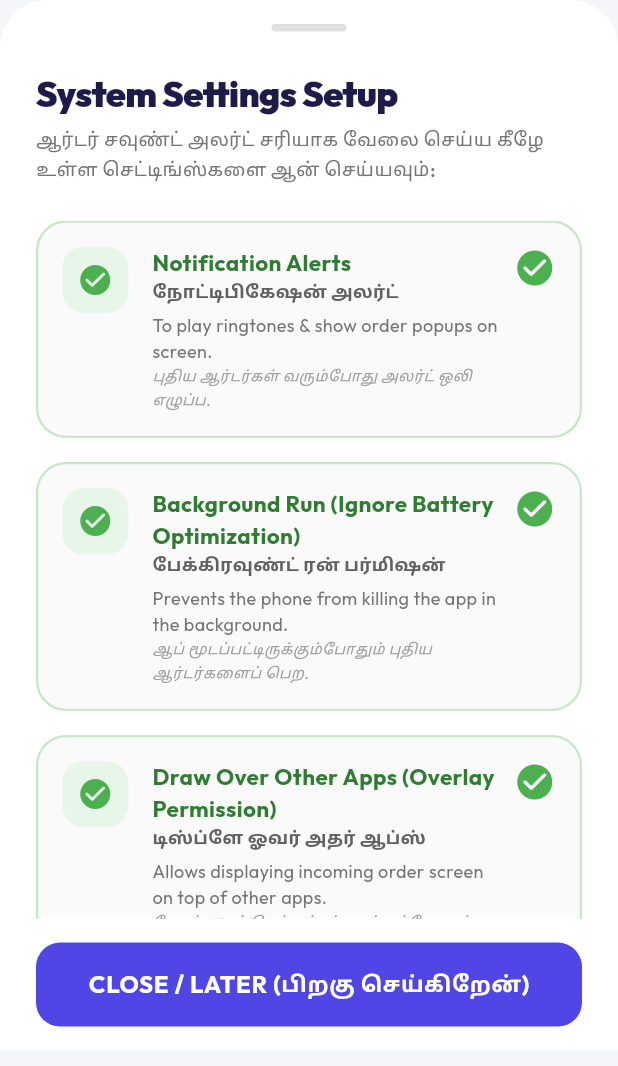
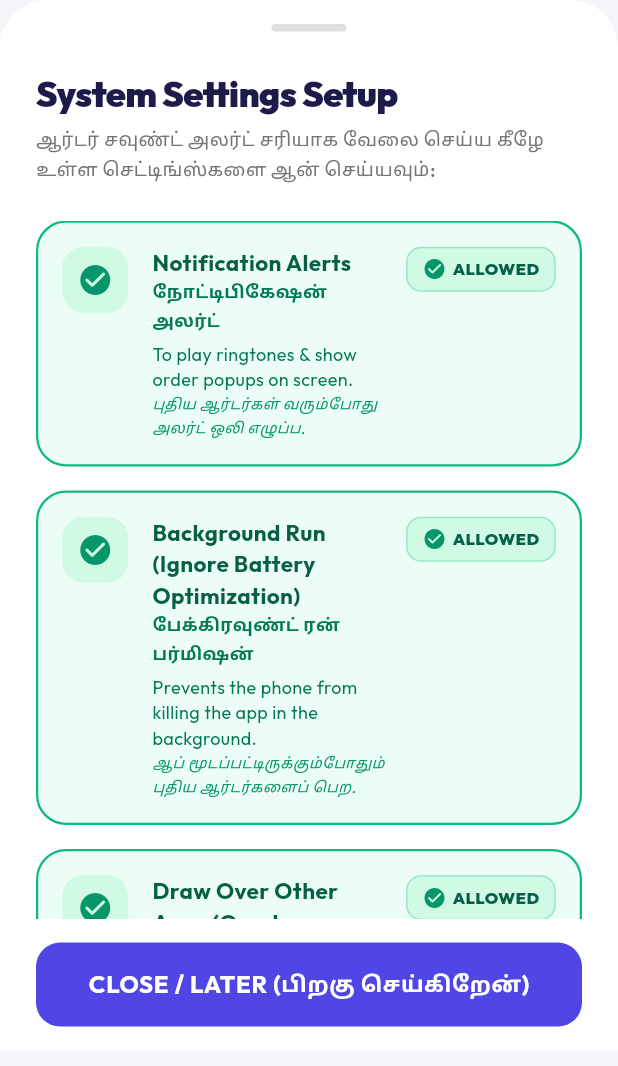
Before and after one commit to sakthikalam001-creator/namba-ap, a Flutter app: the PermissionsWizardSheet widget shown alone on an empty page, opened directly, on a phone screen of 412 x 824 dp. Shown: the top 1066 px of the screen. Run offline on Flutter 3.47's test engine with Material 3 defaults, Android fonts, the phone set to English and light mode, and no system bars; our stand-ins replace audioplayers, cached_network_image, connectivity_plus, firebase_auth, firebase_core, firebase_messaging and 17 more; missing offline and left inert: app_settings, auto_start_flutter, flutter_foreground_task; accounts and stored records are empty; network calls fail; statements that could not run were skipped.

Commit message:
Update Vendor App battery optimization permission dialog: display green color theme with ON/ALLOWED badge when granted, and persist completion state so setup popup never appears again

```diff
--- a/namba_vendor/lib/main.dart
+++ b/namba_vendor/lib/main.dart
@@ -217,7 +217,8 @@ class _MainNavigationShellState extends State<MainNavigationShell> with WidgetsB
   Future<void> _showPermissionsWizardIfNeeded() async {
     final prefs = await SharedPreferences.getInstance();
     final bool completed = prefs.getBool('setup_order_alerts_completed') ?? false;
-    if (completed) return;
+    final bool userAllowed = prefs.getBool('user_allowed_battery') ?? false;
+    if (completed || userAllowed) return;
 
     final notif = await Permission.notification.isGranted;
 
--- a/namba_vendor/lib/widgets/permissions_wizard_sheet.dart
+++ b/namba_vendor/lib/widgets/permissions_wizard_sheet.dart
@@ -234,7 +234,11 @@ class _PermissionsWizardSheetState extends State<PermissionsWizardSheet> with Wi
             width: double.infinity,
             height: 56,
             child: ElevatedButton(
-              onPressed: () => Navigator.pop(context),
+              onPressed: () async {
+                final prefs = await SharedPreferences.getInstance();
+                await prefs.setBool('setup_order_alerts_completed', true);
+                if (mounted) Navigator.pop(context);
+              },
               style: ElevatedButton.styleFrom(
                 backgroundColor: const Color(0xFF4F46E5),
                 shape: RoundedRectangleBorder(borderRadius: BorderRadius.circular(16)),
@@ -272,10 +276,10 @@ class _PermissionsWizardSheetState extends State<PermissionsWizardSheet> with Wi
       margin: const EdgeInsets.only(bottom: 16),
       padding: const EdgeInsets.all(16),
       decoration: BoxDecoration(
-        color: Colors.grey.shade50,
+        color: isGranted ? const Color(0xFFECFDF5) : Colors.grey.shade50,
         borderRadius: BorderRadius.circular(20),
         border: Border.all(
-          color: isGranted ? Colors.green.shade100 : Colors.grey.shade200,
+          color: isGranted ? const Color(0xFF10B981) : Colors.grey.shade200,
           width: 1.5,
         ),
       ),
@@ -286,12 +290,12 @@ class _PermissionsWizardSheetState extends State<PermissionsWizardSheet> with Wi
           Container(
             padding: const EdgeInsets.all(10),
             decoration: BoxDecoration(
-              color: isGranted ? Colors.green.shade50 : iconColor.withOpacity(0.1),
+              color: isGranted ? const Color(0xFFD1FAE5) : iconColor.withOpacity(0.1),
               borderRadius: BorderRadius.circular(14),
             ),
             child: Icon(
               isGranted ? Icons.check_circle_rounded : icon,
-              color: isGranted ? Colors.green : iconColor,
+              color: isGranted ? const Color(0xFF059669) : iconColor,
               size: 24,
             ),
           ),
@@ -307,7 +311,7 @@ class _PermissionsWizardSheetState extends State<PermissionsWizardSheet> with Wi
                   style: GoogleFonts.outfit(
                     fontSize: 15,
                     fontWeight: FontWeight.bold,
-                    color: isGranted ? Colors.green.shade800 : const Color(0xFF1E1B4B),
+                    color: isGranted ? const Color(0xFF065F46) : const Color(0xFF1E1B4B),
                   ),
                 ),
                 Text(
@@ -315,7 +319,7 @@ class _PermissionsWizardSheetState extends State<PermissionsWizardSheet> with Wi
                   style: GoogleFonts.outfit(
                     fontSize: 13,
                     fontWeight: FontWeight.w600,
-                    color: Colors.grey.shade700,
+                    color: isGranted ? const Color(0xFF047857) : Colors.grey.shade700,
                   ),
                 ),
                 const SizedBox(height: 4),
@@ -324,7 +328,7 @@ class _PermissionsWizardSheetState extends State<PermissionsWizardSheet> with Wi
                   style: GoogleFonts.outfit(
                     fontSize: 12,
                     fontWeight: FontWeight.w400,
-                    color: Colors.grey.shade600,
+                    color: isGranted ? const Color(0xFF047857) : Colors.grey.shade600,
                   ),
                 ),
                 Text(
@@ -332,7 +336,7 @@ class _PermissionsWizardSheetState extends State<PermissionsWizardSheet> with Wi
                   style: GoogleFonts.outfit(
                     fontSize: 11,
                     fontWeight: FontWeight.w400,
-                    color: Colors.grey.shade500,
+                    color: isGranted ? const Color(0xFF059669) : Colors.grey.shade500,
                     fontStyle: FontStyle.italic,
                   ),
                 ),
@@ -360,10 +364,28 @@ class _PermissionsWizardSheetState extends State<PermissionsWizardSheet> with Wi
               ),
             )
           else
-            const Icon(
-              Icons.check_circle_rounded,
-              color: Colors.green,
-              size: 28,
+            Container(
+              padding: const EdgeInsets.symmetric(horizontal: 10, vertical: 6),
+              decoration: BoxDecoration(
+                color: const Color(0xFFD1FAE5),
+                borderRadius: BorderRadius.circular(10),
+                border: Border.all(color: const Color(0xFF10B981).withOpacity(0.3)),
+              ),
+              child: Row(
+                mainAxisSize: MainAxisSize.min,
+                children: [
+                  const Icon(Icons.check_circle_rounded, color: Color(0xFF059669), size: 16),
+                  const SizedBox(width: 4),
+                  Text(
+                    'ALLOWED',
+                    style: GoogleFonts.outfit(
+                      fontSize: 11,
+                      fontWeight: FontWeight.w900,
+                      color: const Color(0xFF065F46),
+                    ),
+                  ),
+                ],
+              ),
             ),
         ],
       ),
```
Also changed, not shown: namba_vendor/lib/screens/splash_screen.dart (+39 -14 lines).
